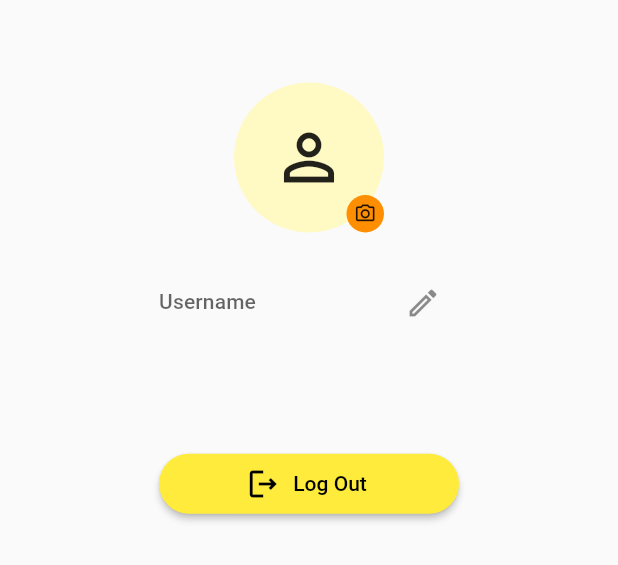
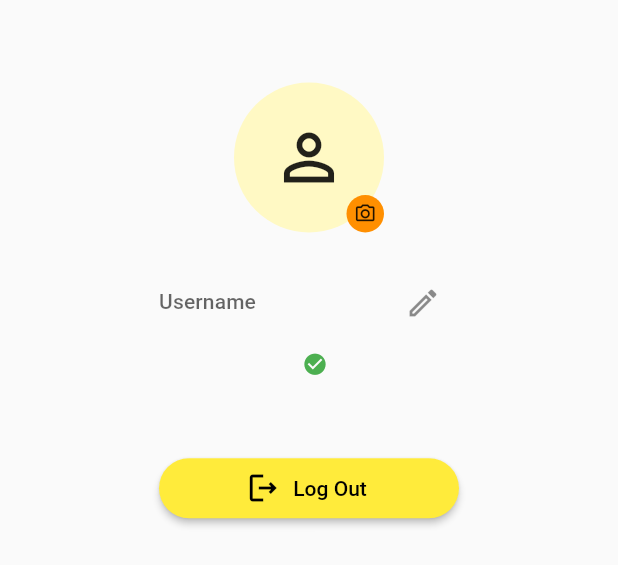
Before and after one commit to Leptopoda/bierverkostung, a Flutter app: the UserSettings widget shown alone on an empty page, opened directly, on a phone screen of 412 x 824 dp. Shown: the top 565 px of the screen. Run offline on Flutter 3.47's test engine with Material 2 defaults, Android fonts, the phone set to English and light mode, and no system bars; our stand-ins replace cloud_firestore, cloud_functions, email_validator, file_picker, firebase_auth, firebase_core and 10 more; missing offline and left inert: crop_your_image, flutter_archive, jitsi_meet, navigation_rail, pattern_formatter, qr_code_scanner and 2 more; accounts and stored records are empty; generated files the repository leaves out were written again; statements that could not run were skipped; project files that could hold a hidden picture were left out.

Commit message:
add email validation option to user setting

```diff
--- a/lib/l10n/app_en.arb
+++ b/lib/l10n/app_en.arb
@@ -355,6 +355,8 @@
   "settings_userManagement_reset": "reset",
   "settings_groupManagement_addUser_flash" : "Toggle flash",
   "settings_groupManagement_addUser_orientation" : "Flip camera",
+  "settings_userManagement_emailValid" : "Email validated",
+  "settings_userManagement_emailInvalid" : "Email not validated",
 
   "beer_newImage" : "Add Image",
   "beer_changeImage": "Change Image",
--- a/lib/screens/settings/user_settings/user_settings.dart
+++ b/lib/screens/settings/user_settings/user_settings.dart
@@ -100,9 +100,31 @@ class UserSettings extends StatelessWidget {
               ),
             ),
             const SizedBox(height: 5),
-            Text(
-              user.email ?? AppLocalizations.of(context).login_anonymous,
-              style: Theme.of(context).textTheme.caption,
+            Row(
+              mainAxisAlignment: MainAxisAlignment.center,
+              children: [
+                Text(
+                  user.email ?? AppLocalizations.of(context).login_anonymous,
+                  style: Theme.of(context).textTheme.caption,
+                ),
+                const SizedBox(width: 8),
+                if (AuthService.hasValidatedEmail)
+                  Icon(
+                    Icons.check_circle,
+                    color: Colors.green,
+                    size: Theme.of(context).textTheme.caption!.fontSize! + 5.0,
+                    semanticLabel: AppLocalizations.of(context)
+                        .settings_userManagement_emailValid,
+                  ),
+                if (!AuthService.hasValidatedEmail)
+                  Icon(
+                    Icons.unpublished_rounded,
+                    color: Colors.red,
+                    size: Theme.of(context).textTheme.caption!.fontSize! + 5.0,
+                    semanticLabel: AppLocalizations.of(context)
+                        .settings_userManagement_emailInvalid,
+                  ),
+              ],
             ),
             /* const SizedBox(height: 10),
             ElevatedButton(
```
